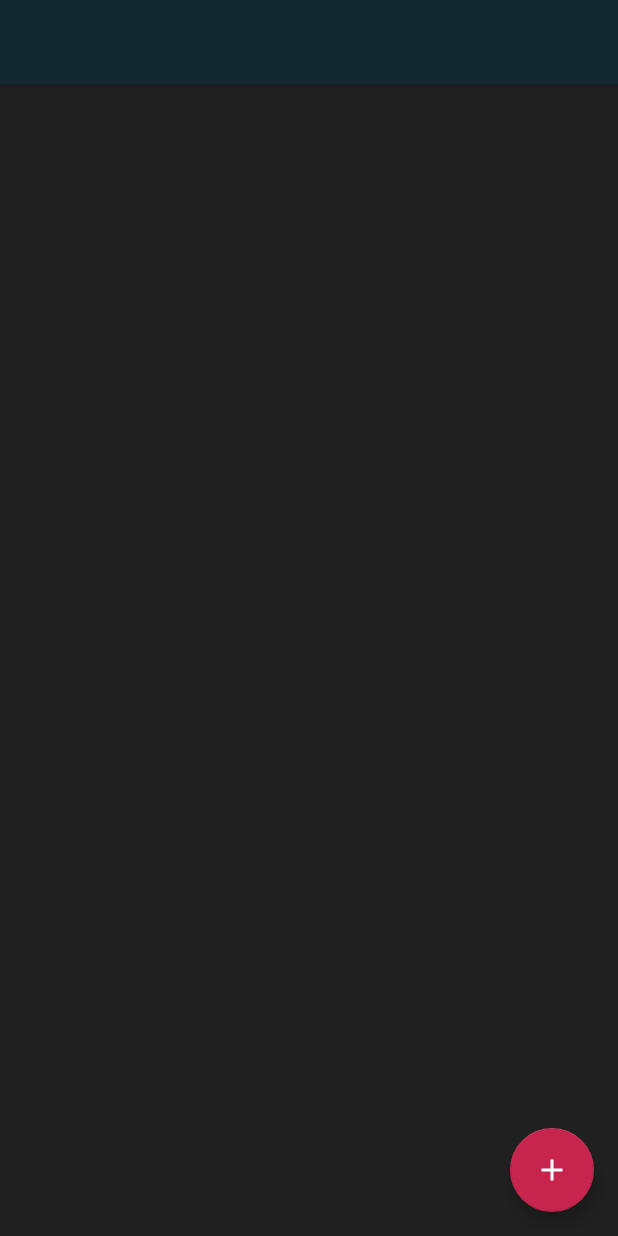
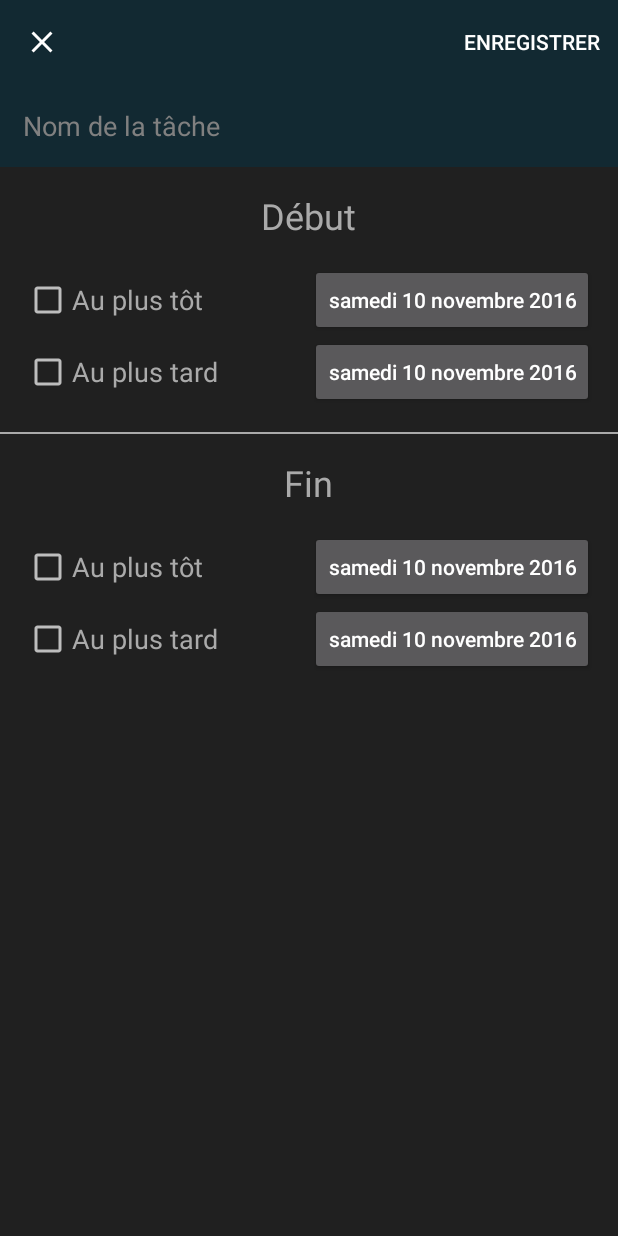
Before and after one commit to FlorianArnould/Todo, an Android app: the ProjectActivity screen opened directly, with no data from a screen before it, after a tap on an icon or button, on a phone screen of 412 x 824 dp. Run offline under Robolectric (Android 15) with nearby library versions, the phone set to English and light mode, and no system bars; 8 statements that could not run were skipped.

Commit message:
add some features on the new task activity

```diff
--- a/app/src/main/AndroidManifest.xml
+++ b/app/src/main/AndroidManifest.xml
@@ -3,8 +3,8 @@
     package="com.socket.florian.todo">
 
     <application
+        android:allowBackup="true"
         android:fullBackupContent="true"
-        android:allowBackup="true"
         android:icon="@mipmap/ic_launcher"
         android:label="@string/app_name"
         android:supportsRtl="true"
@@ -25,6 +25,7 @@
                 android:name="android.app.searchable"
                 android:resource="@xml/searchable" />
         </activity>
+        <activity android:name=".project.NewTaskActivity"></activity>
     </application>
 
 </manifest>
--- a/app/src/main/java/com/socket/florian/todo/MainActivity.java
+++ b/app/src/main/java/com/socket/florian/todo/MainActivity.java
@@ -205,7 +205,7 @@ public class MainActivity extends AppCompatActivity{
         _dialog = builder.create();
     }
 
-    //TODO : Modify the rocket icon when we change the starting date
+
     private void setDatePickerButton(final Button v){
         _date = Date.currentDate();
         setProjectStartDateOn(_date, v);
--- a/app/src/main/java/com/socket/florian/todo/ProjectAdapter.java
+++ b/app/src/main/java/com/socket/florian/todo/ProjectAdapter.java
@@ -71,15 +71,17 @@ final class ProjectAdapter extends BaseAdapter implements Filterable {
         TextView name = (TextView) view.findViewById(R.id.rowProjectName);
         Project project = _filteredProjects.get(position);
         name.setText(project.getName());
+        Drawable drawable;
         if (project.isStarting()) {
-            Drawable drawable = _context.getDrawable(R.drawable.rocket_launch);
-            drawable.setTint(_context.getColor(android.R.color.tertiary_text_light));
-            name.setCompoundDrawablesWithIntrinsicBounds(drawable, null, null, null);
+            drawable = _context.getDrawable(R.drawable.rocket_launch);
+
         } else if (project.isInProgress()) {
-            name.setCompoundDrawablesWithIntrinsicBounds(R.drawable.rocket_flying, 0, 0, 0);
+            drawable = _context.getDrawable(R.drawable.rocket_flying);
         } else {
-            name.setCompoundDrawablesWithIntrinsicBounds(R.drawable.rocket, 0, 0, 0);
+            drawable = _context.getDrawable(R.drawable.rocket);
         }
+        drawable.setTint(_context.getColor(android.R.color.tertiary_text_light));
+        name.setCompoundDrawablesWithIntrinsicBounds(drawable, null, null, null);
         return view;
     }
 
--- /dev/null
+++ b/app/src/main/java/com/socket/florian/todo/project/NewTaskActivity.java
@@ -0,0 +1,51 @@
+package com.socket.florian.todo.project;
+
+import android.support.v7.app.AppCompatActivity;
+import android.os.Bundle;
+import android.support.v7.widget.Toolbar;
+import android.view.Menu;
+import android.view.MenuItem;
+import android.view.View;
+
+import com.socket.florian.todo.R;
+
+public class NewTaskActivity extends AppCompatActivity {
+
+    @Override
+    protected void onCreate(Bundle savedInstanceState) {
+        super.onCreate(savedInstanceState);
+        setContentView(R.layout.activity_new_task);
+        Toolbar toolbar = (Toolbar) findViewById(R.id.toolbar);
+        toolbar.setTitle("");
+        toolbar.setNavigationIcon(R.drawable.ic_clear_white);
+        setSupportActionBar(toolbar);
+        if(getSupportActionBar() != null){
+            getSupportActionBar().setDisplayHomeAsUpEnabled(true);
+        }
+    }
+
+    @Override
+    public boolean onCreateOptionsMenu(Menu menu) {
+        getMenuInflater().inflate(R.menu.menu_new_task, menu);
+        return true;
+    }
+
+    @Override
+    public boolean onOptionsItemSelected(MenuItem item) {
+        switch (item.getItemId()) {
+            case android.R.id.home:
+                finish();
+                return true;
+            case R.id.action_save:
+                saveNewTask();
+                finish();
+                return true;
+            default:
+                return super.onOptionsItemSelected(item);
+        }
+    }
+
+    private void saveNewTask(){
+
+    }
+}
--- a/app/src/main/java/com/socket/florian/todo/project/ProjectActivity.java
+++ b/app/src/main/java/com/socket/florian/todo/project/ProjectActivity.java
@@ -1,5 +1,6 @@
 package com.socket.florian.todo.project;
 
+import android.content.Intent;
 import android.support.design.widget.FloatingActionButton;
 import android.support.v7.app.AppCompatActivity;
 import android.os.Bundle;
@@ -91,8 +92,10 @@ public class ProjectActivity extends AppCompatActivity {
         floating.setOnClickListener(new View.OnClickListener() {
             @Override
             public void onClick(View view) {
-                _dataManager.createNewTask(_project, Task.create("nouveau"));
-                updateProject();
+                //_dataManager.createNewTask(_project, Task.create("nouveau"));
+                //updateProject();
+                Intent intent = new Intent(ProjectActivity.this, NewTaskActivity.class);
+                startActivityForResult(intent, 0);
             }
         });
     }
@@ -103,6 +106,13 @@ public class ProjectActivity extends AppCompatActivity {
         return true;
     }
 
+    @Override
+    protected void onActivityResult(int requestCode, int resultCode, Intent data){
+        if(resultCode == 0){
+            updateProject();
+        }
+    }
+
     private void updateProject(){
         _project = _dataManager.getProject(_project.getId());
         _adapter.updateAll(_project.getTasks());
--- a/app/src/main/res/drawable/divider.xml
+++ b/app/src/main/res/drawable/divider.xml
@@ -9,7 +9,7 @@
             android:dashGap="1dp"
             android:dashWidth="1.5dp"
             android:width="1dp"
-            android:color="#FF404040" />
+            android:color="#FF282828" />
 
         <size android:height="3dp" />
 
--- /dev/null
+++ b/app/src/main/res/layout/activity_new_task.xml
@@ -0,0 +1,28 @@
+<?xml version="1.0" encoding="utf-8"?>
+<android.support.design.widget.CoordinatorLayout xmlns:android="http://schemas.android.com/apk/res/android"
+    xmlns:app="http://schemas.android.com/apk/res-auto"
+    xmlns:tools="http://schemas.android.com/tools"
+    android:layout_width="match_parent"
+    android:layout_height="match_parent"
+    android:fitsSystemWindows="true"
+    tools:context="com.socket.florian.todo.project.NewTaskActivity">
+
+    <android.support.design.widget.AppBarLayout
+        android:layout_width="match_parent"
+        android:layout_height="wrap_content"
+        android:theme="@style/AppTheme.AppBarOverlay"
+        app:elevation="0dp">
+
+        <android.support.v7.widget.Toolbar
+            android:id="@+id/toolbar"
+            android:layout_width="match_parent"
+            android:layout_height="?attr/actionBarSize"
+            android:background="?attr/colorPrimary"
+            app:popupTheme="@style/AppTheme.PopupOverlay"
+            />
+
+    </android.support.design.widget.AppBarLayout>
+
+    <include layout="@layout/content_new_task" />
+
+</android.support.design.widget.CoordinatorLayout>
--- /dev/null
+++ b/app/src/main/res/layout/content_new_task.xml
@@ -0,0 +1,170 @@
+<RelativeLayout xmlns:android="http://schemas.android.com/apk/res/android"
+    xmlns:app="http://schemas.android.com/apk/res-auto"
+    xmlns:tools="http://schemas.android.com/tools"
+    android:id="@+id/content_main"
+    android:layout_width="match_parent"
+    android:layout_height="match_parent"
+    android:background="@color/backgroundDark"
+    app:layout_behavior="@string/appbar_scrolling_view_behavior"
+    tools:context="com.socket.florian.todo.MainActivity"
+    tools:showIn="@layout/activity_new_task"
+    android:descendantFocusability="beforeDescendants"
+    android:focusableInTouchMode="true">
+    <LinearLayout
+        android:layout_width="match_parent"
+        android:layout_height="wrap_content"
+        android:orientation="vertical">
+        <LinearLayout
+            android:layout_width="match_parent"
+            android:layout_height="wrap_content"
+            android:orientation="horizontal"
+            android:background="@color/colorPrimary">
+
+            <EditText
+                android:layout_width="match_parent"
+                android:layout_height="wrap_content"
+                android:id="@+id/editName"
+                android:inputType="textPersonName"
+                android:hint="@string/hint_task_name"
+                android:textColor="@android:color/white"
+                android:textColorHint="@android:color/tertiary_text_light"
+                android:layout_margin="@dimen/list_text_margin"
+                android:textAppearance="@android:style/TextAppearance.Material.Medium"
+                android:background="@android:color/transparent"/>
+
+
+        </LinearLayout>
+
+        <TextView
+            android:layout_width="wrap_content"
+            android:layout_height="wrap_content"
+            android:text="@string/start_dates"
+            android:textColor="@android:color/darker_gray"
+            android:layout_marginTop="@dimen/activity_vertical_margin"
+            android:layout_marginBottom="@dimen/activity_vertical_margin"
+            android:textAppearance="@android:style/TextAppearance.Material.Headline"
+            android:layout_gravity="center_horizontal"/>
+
+        <RelativeLayout
+            android:layout_width="match_parent"
+            android:layout_height="wrap_content">
+
+            <CheckBox
+                android:layout_width="wrap_content"
+                android:layout_height="wrap_content"
+                android:text="@string/earliest_date"
+                android:textColor="@android:color/darker_gray"
+                android:layout_marginStart="16dp"
+                android:layout_marginTop="@dimen/activity_vertical_margin"
+                android:textAppearance="@android:style/TextAppearance.Material.Medium"
+                android:layout_alignParentStart="true"
+                android:layout_centerVertical="true"/>
+
+            <Button
+                android:layout_width="wrap_content"
+                android:layout_height="wrap_content"
+                android:layout_gravity="center_vertical|center_horizontal"
+                android:textAllCaps="false"
+                android:text="samedi 10 novembre 2016"
+                android:layout_alignParentEnd="true"
+                android:layout_centerVertical="true"
+                android:layout_marginEnd="@dimen/activity_horizontal_margin"/>
+
+        </RelativeLayout>
+        <RelativeLayout
+            android:layout_width="match_parent"
+            android:layout_height="wrap_content">
+
+            <CheckBox
+                android:layout_width="wrap_content"
+                android:layout_height="wrap_content"
+                android:text="@string/latest_date"
+                android:textColor="@android:color/darker_gray"
+                android:layout_marginStart="16dp"
+                android:layout_marginTop="@dimen/activity_vertical_margin"
+                android:textAppearance="@android:style/TextAppearance.Material.Medium"
+                android:layout_alignParentStart="true"
+                android:layout_centerVertical="true"/>
+
+            <Button
+                android:layout_width="wrap_content"
+                android:layout_height="wrap_content"
+                android:layout_gravity="center_vertical|center_horizontal"
+                android:textAllCaps="false"
+                android:text="samedi 10 novembre 2016"
+                android:layout_alignParentEnd="true"
+                android:layout_centerVertical="true"
+                android:layout_marginEnd="@dimen/activity_horizontal_margin"/>
+
+        </RelativeLayout>
+
+        <View
+            android:layout_width="match_parent"
+            android:layout_height="1dp"
+            android:layout_marginTop="@dimen/activity_vertical_margin"
+            android:background="@android:color/darker_gray"/>
+
+        <TextView
+            android:layout_width="wrap_content"
+            android:layout_height="wrap_content"
+            android:text="@string/deadline_dates"
+            android:textColor="@android:color/darker_gray"
+            android:layout_marginTop="@dimen/activity_vertical_margin"
+            android:layout_marginBottom="@dimen/activity_vertical_margin"
+            android:textAppearance="@android:style/TextAppearance.Material.Headline"
+            android:layout_gravity="center_horizontal"/>
+
+        <RelativeLayout
+            android:layout_width="match_parent"
+            android:layout_height="wrap_content">
+
+            <CheckBox
+                android:layout_width="wrap_content"
+                android:layout_height="wrap_content"
+                android:text="@string/earliest_date"
+                android:textColor="@android:color/darker_gray"
+                android:layout_marginStart="16dp"
+                android:layout_marginTop="@dimen/activity_vertical_margin"
+                android:textAppearance="@android:style/TextAppearance.Material.Medium"
+                android:layout_alignParentStart="true"
+                android:layout_centerVertical="true"/>
+
+            <Button
+                android:layout_width="wrap_content"
+                android:layout_height="wrap_content"
+                android:layout_gravity="center_vertical|center_horizontal"
+                android:textAllCaps="false"
+                android:text="samedi 10 novembre 2016"
+                android:layout_alignParentEnd="true"
+                android:layout_centerVertical="true"
+                android:layout_marginEnd="@dimen/activity_horizontal_margin"/>
+
+        </RelativeLayout>
+        <RelativeLayout
+            android:layout_width="match_parent"
+            android:layout_height="wrap_content">
+
+            <CheckBox
+                android:layout_width="wrap_content"
+                android:layout_height="wrap_content"
+                android:text="@string/latest_date"
+                android:textColor="@android:color/darker_gray"
+                android:layout_marginStart="16dp"
+                android:layout_marginTop="@dimen/activity_vertical_margin"
+                android:textAppearance="@android:style/TextAppearance.Material.Medium"
+                android:layout_alignParentStart="true"
+                android:layout_centerVertical="true"/>
+
+            <Button
+                android:layout_width="wrap_content"
+                android:layout_height="wrap_content"
+                android:layout_gravity="center_vertical|center_horizontal"
+                android:textAllCaps="false"
+                android:text="samedi 10 novembre 2016"
+                android:layout_alignParentEnd="true"
+                android:layout_centerVertical="true"
+                android:layout_marginEnd="@dimen/activity_horizontal_margin"/>
+
+        </RelativeLayout>
+    </LinearLayout>
+</RelativeLayout>
--- /dev/null
+++ b/app/src/main/res/menu/menu_new_task.xml
@@ -0,0 +1,9 @@
+<?xml version="1.0" encoding="utf-8"?>
+<menu xmlns:android="http://schemas.android.com/apk/res/android"
+    xmlns:app="http://schemas.android.com/apk/res-auto">
+
+    <item
+        android:id="@+id/action_save"
+        android:title="@string/action_save"
+        app:showAsAction="ifRoom" />
+</menu>
--- a/app/src/main/res/values-w820dp/dimens.xml
+++ b/app/src/main/res/values-w820dp/dimens.xml
@@ -3,4 +3,9 @@
          (such as screen margins) for screens with more than 820dp of available width. This
          would include 7" and 10" devices in landscape (~960dp and ~1280dp respectively). -->
 
+
+    <!-- Example customization of dimensions originally defined in res/values/dimens.xml
+         (such as screen margins) for screens with more than 820dp of available width. This
+         would include 7" and 10" devices in landscape (~960dp and ~1280dp respectively). -->
+    <dimen name="activity_horizontal_margin">64dp</dimen>
 </resources>
--- a/app/src/main/res/values/dimens.xml
+++ b/app/src/main/res/values/dimens.xml
@@ -5,4 +5,6 @@
     <!-- Default screen margins, per the Android Design guidelines. -->
     <dimen name="activity_vertical_margin">16dp</dimen>
     <dimen name="row_margin_borders">20dp</dimen>
+    <!-- Default screen margins, per the Android Design guidelines. -->
+    <dimen name="activity_horizontal_margin">16dp</dimen>
 </resources>
--- a/app/src/main/res/values/strings.xml
+++ b/app/src/main/res/values/strings.xml
@@ -7,6 +7,7 @@
     <string name="save">Enregistrer</string>
     <string name="cancel">Annuler</string>
     <string name="hint_project_name">Nom du projet</string>
+    <string name="hint_task_name">Nom de la tâche</string>
     <string name="default_notification_time">2</string>
     <string name="default_time_unit">jour(s)</string>
     <string name="notification_icon_description">Notification icon</string>
@@ -17,4 +18,9 @@
     <string name="project_start_date_icon_description">Start Date</string>
     <string name="project_deadline_icon_description">Deadline</string>
     <string name="unlimited_time">Illimité</string>
+    <string name="action_save">Enregistrer</string>
+    <string name="start_dates">Début</string>
+    <string name="deadline_dates">Fin</string>
+    <string name="earliest_date">Au plus tôt</string>
+    <string name="latest_date">Au plus tard</string>
 </resources>
```
